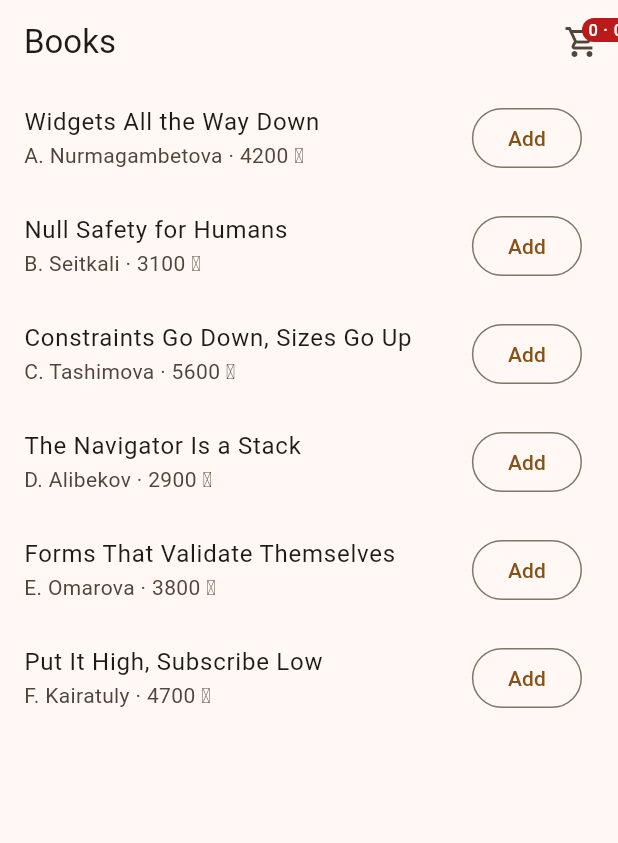
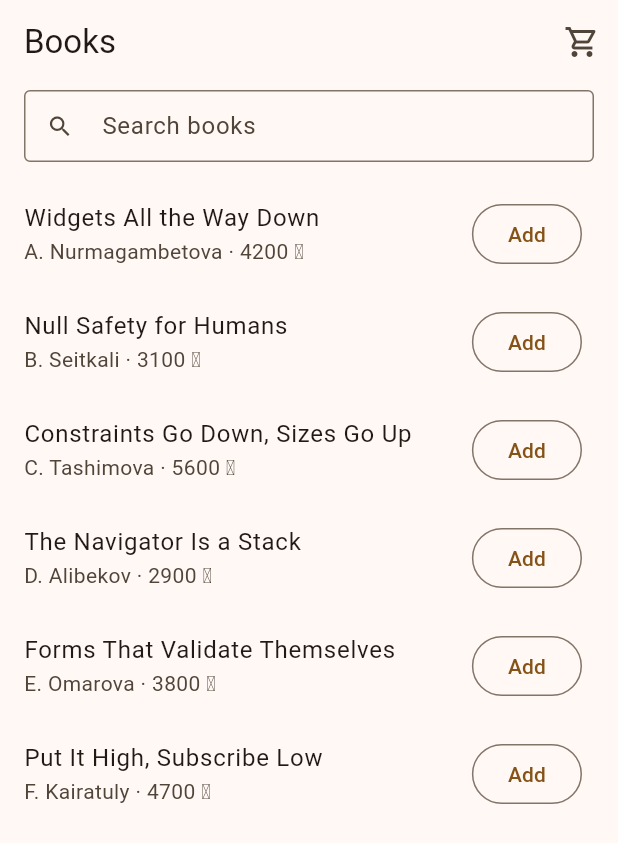
Before and after one commit to Dauserr/flutter-2026-serikbayev-daulet, a Flutter app: the screen it shows after launch, on a phone screen of 412 x 824 dp. Shown: the top 843 px of the screen. Run offline on Flutter 3.47's test engine with Material 3 defaults, Android fonts, the phone set to English and light mode, and no system bars.

Commit message:
practice 9

```diff
--- a/practices/practice_9/shop/lib/books_screen.dart
+++ b/practices/practice_9/shop/lib/books_screen.dart
@@ -1,49 +1,90 @@
 import 'package:flutter/material.dart';
 
 import 'cart_badge.dart';
-import 'main.dart';
+import 'models/book.dart';
+import 'widgets/book_row.dart';
 
-class BooksScreen extends StatelessWidget {
-  const BooksScreen({
-    super.key,
-    required this.cart,
-    required this.total,
-    required this.onAdd,
-  });
+class BooksScreen extends StatefulWidget {
+  const BooksScreen({super.key});
 
-  final List<Book> cart;
-  final int total;
-  final void Function(Book) onAdd;
+  @override
+  State<BooksScreen> createState() => _BooksScreenState();
+}
+
+class _BooksScreenState extends State<BooksScreen> {
+  final _search = TextEditingController();
+  String _query = '';
+
+  @override
+  void dispose() {
+    _search.dispose();
+    super.dispose();
+  }
+
+  List<Book> get _visible {
+    final query = _query.trim().toLowerCase();
+
+    if (query.isEmpty) return books;
+
+    return books.where((book) {
+      return book.title.toLowerCase().contains(query) ||
+          book.author.toLowerCase().contains(query);
+    }).toList();
+  }
+
+  void _clearSearch() {
+    _search.clear();
+    setState(() {
+      _query = '';
+    });
+  }
 
   @override
   Widget build(BuildContext context) {
-    debugPrint('BooksScreen build');
+    final visible = _visible;
 
     return Scaffold(
       appBar: AppBar(
         title: const Text('Books'),
-        actions: [CartBadge(count: cart.length, total: total)],
+        actions: const [CartBadge()],
+        bottom: PreferredSize(
+          preferredSize: const Size.fromHeight(64),
+          child: Padding(
+            padding: const EdgeInsets.fromLTRB(16, 0, 16, 12),
+            child: TextField(
+              controller: _search,
+              decoration: InputDecoration(
+                hintText: 'Search books',
+                prefixIcon: const Icon(Icons.search),
+                suffixIcon: _query.isEmpty
+                    ? null
+                    : IconButton(
+                        tooltip: 'Clear search',
+                        onPressed: _clearSearch,
+                        icon: const Icon(Icons.close),
+                      ),
+                border: const OutlineInputBorder(),
+                isDense: true,
+              ),
+              onChanged: (value) {
+                setState(() {
+                  _query = value;
+                });
+              },
+            ),
+          ),
+        ),
       ),
-      body: ListView.builder(
-        itemCount: books.length,
-        itemBuilder: (context, index) {
-          final book = books[index];
-          final added = cart.contains(book);
+      body: visible.isEmpty
+          ? const Center(child: Text('Nothing found'))
+          : ListView.builder(
+              itemCount: visible.length,
+              itemBuilder: (context, index) {
+                final book = visible[index];
 
-          debugPrint('row ${book.title}');
-
-          return ListTile(
-            title: Text(book.title),
-            subtitle: Text('${book.author} · ${book.price} ₸'),
-            trailing: added
-                ? const Text('Added')
-                : OutlinedButton(
-                    onPressed: () => onAdd(book),
-                    child: const Text('Add'),
-                  ),
-          );
-        },
-      ),
+                return BookRow(book: book);
+              },
+            ),
     );
   }
 }
--- a/practices/practice_9/shop/lib/cart_badge.dart
+++ b/practices/practice_9/shop/lib/cart_badge.dart
@@ -1,18 +1,23 @@
 import 'package:flutter/material.dart';
+import 'package:provider/provider.dart';
+
+import 'models/cart.dart';
 
 class CartBadge extends StatelessWidget {
-  const CartBadge({super.key, required this.count, required this.total});
-
-  final int count;
-  final int total;
+  const CartBadge({super.key});
 
   @override
   Widget build(BuildContext context) {
+    final count = context.select<Cart, int>((cart) => cart.count);
+
+    debugPrint('badge build');
+
     return IconButton(
       tooltip: 'Cart',
       onPressed: () => Navigator.of(context).pushNamed('/cart'),
       icon: Badge(
-        label: Text('$count · $total ₸'),
+        isLabelVisible: count > 0,
+        label: Text('$count'),
         child: const Icon(Icons.shopping_cart_outlined),
       ),
     );
--- a/practices/practice_9/shop/lib/main.dart
+++ b/practices/practice_9/shop/lib/main.dart
@@ -1,66 +1,16 @@
 import 'package:flutter/material.dart';
+import 'package:provider/provider.dart';
 
 import 'books_screen.dart';
 import 'cart_screen.dart';
+import 'models/cart.dart';
 
-void main() => runApp(const Shell());
-
-class Book {
-  const Book({required this.title, required this.author, required this.price});
-
-  final String title;
-  final String author;
-  final int price;
+void main() {
+  runApp(ChangeNotifierProvider(create: (_) => Cart(), child: const Shell()));
 }
 
-const books = [
-  Book(
-    title: 'Widgets All the Way Down',
-    author: 'A. Nurmagambetova',
-    price: 4200,
-  ),
-  Book(title: 'Null Safety for Humans', author: 'B. Seitkali', price: 3100),
-  Book(
-    title: 'Constraints Go Down, Sizes Go Up',
-    author: 'C. Tashimova',
-    price: 5600,
-  ),
-  Book(title: 'The Navigator Is a Stack', author: 'D. Alibekov', price: 2900),
-  Book(
-    title: 'Forms That Validate Themselves',
-    author: 'E. Omarova',
-    price: 3800,
-  ),
-  Book(
-    title: 'Put It High, Subscribe Low',
-    author: 'F. Kairatuly',
-    price: 4700,
-  ),
-];
-
-class Shell extends StatefulWidget {
+class Shell extends StatelessWidget {
   const Shell({super.key});
-
-  @override
-  State<Shell> createState() => _ShellState();
-}
-
-class _ShellState extends State<Shell> {
-  final List<Book> _cart = [];
-
-  int get _total => _cart.fold(0, (sum, book) => sum + book.price);
-
-  void _add(Book book) {
-    setState(() {
-      _cart.add(book);
-    });
-  }
-
-  void _remove(Book book) {
-    setState(() {
-      _cart.remove(book);
-    });
-  }
 
   @override
   Widget build(BuildContext context) {
@@ -70,8 +20,8 @@ class _ShellState extends State<Shell> {
         colorScheme: ColorScheme.fromSeed(seedColor: Colors.orange),
       ),
       routes: {
-        '/': (_) => BooksScreen(cart: _cart, total: _total, onAdd: _add),
-        '/cart': (_) => CartScreen(items: _cart, onRemove: _remove),
+        '/': (_) => const BooksScreen(),
+        '/cart': (_) => const CartScreen(),
       },
     );
   }
--- /dev/null
+++ b/practices/practice_9/shop/lib/models/book.dart
@@ -0,0 +1,32 @@
+class Book {
+  const Book({required this.title, required this.author, required this.price});
+
+  final String title;
+  final String author;
+  final int price;
+}
+
+const books = [
+  Book(
+    title: 'Widgets All the Way Down',
+    author: 'A. Nurmagambetova',
+    price: 4200,
+  ),
+  Book(title: 'Null Safety for Humans', author: 'B. Seitkali', price: 3100),
+  Book(
+    title: 'Constraints Go Down, Sizes Go Up',
+    author: 'C. Tashimova',
+    price: 5600,
+  ),
+  Book(title: 'The Navigator Is a Stack', author: 'D. Alibekov', price: 2900),
+  Book(
+    title: 'Forms That Validate Themselves',
+    author: 'E. Omarova',
+    price: 3800,
+  ),
+  Book(
+    title: 'Put It High, Subscribe Low',
+    author: 'F. Kairatuly',
+    price: 4700,
+  ),
+];
--- /dev/null
+++ b/practices/practice_9/shop/lib/widgets/book_row.dart
@@ -0,0 +1,34 @@
+import 'package:flutter/material.dart';
+import 'package:provider/provider.dart';
+
+import '../models/book.dart';
+import '../models/cart.dart';
+
+class BookRow extends StatelessWidget {
+  const BookRow({super.key, required this.book});
+
+  final Book book;
+
+  @override
+  Widget build(BuildContext context) {
+    final added = context.watch<Cart>().items.contains(book);
+
+    return ListTile(
+      title: Text(book.title),
+      subtitle: Text('${book.author} · ${book.price} ₸'),
+      trailing: added
+          ? const Text('Added')
+          : OutlinedButton(
+              onPressed: () {
+                final ok = context.read<Cart>().add(book);
+
+                if (ok) {
+                  ScaffoldMessenger.of(context)
+                      .showSnackBar(const SnackBar(content: Text('Added')));
+                }
+              },
+              child: const Text('Add'),
+            ),
+    );
+  }
+}
--- a/practices/practice_9/shop/pubspec.yaml
+++ b/practices/practice_9/shop/pubspec.yaml
@@ -34,6 +34,7 @@ dependencies:
   # The following adds the Cupertino Icons font to your application.
   # Use with the CupertinoIcons class for iOS style icons.
   cupertino_icons: ^1.0.8
+  provider: ^6.1.5+1
 
 dev_dependencies:
   flutter_test:
```
Also changed, not shown: practices/practice_9/shop/lib/cart_screen.dart (+91 -25 lines), practices/practice_9/shop/lib/models/cart.dart (added, +47 -0 lines), practices/practice_9/screenshot_books.png (added), practices/practice_9/screenshot_cart.png (added), 2 other files.
